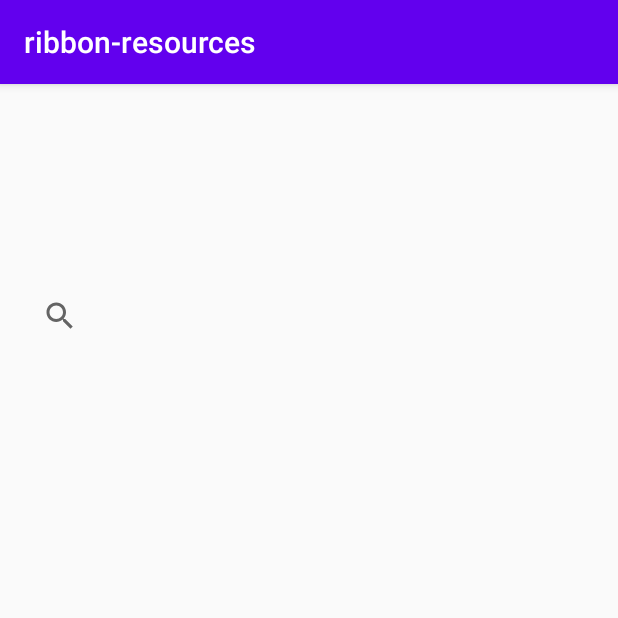
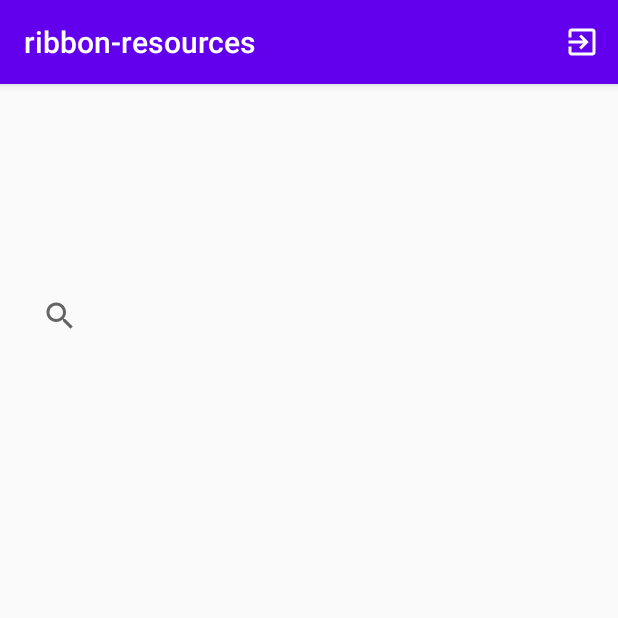
Before and after one commit to hpaulini/finalApp, an Android app: the MainActivity screen opened directly, with no data from a screen before it, item 4 of the bottom bar chosen, on a phone screen of 412 x 824 dp, the top half of it. Run offline under Robolectric (Android 15) with nearby library versions, the phone set to English and light mode, and no system bars; libraries missing offline, so code that uses them is left out: com.parse.

Commit message:
added logout topbar and functionality

```diff
--- /dev/null
+++ b/app/src/main/res/drawable/ic_baseline_exit_to_app_24.xml
@@ -0,0 +1,10 @@
+<vector xmlns:android="http://schemas.android.com/apk/res/android"
+    android:width="24dp"
+    android:height="24dp"
+    android:viewportWidth="24"
+    android:viewportHeight="24"
+    android:tint="?attr/colorControlNormal">
+  <path
+      android:fillColor="@android:color/white"
+      android:pathData="M10.09,15.59L11.5,17l5,-5 -5,-5 -1.41,1.41L12.67,11H3v2h9.67l-2.58,2.59zM19,3H5c-1.11,0 -2,0.9 -2,2v4h2V5h14v14H5v-4H3v4c0,1.1 0.89,2 2,2h14c1.1,0 2,-0.9 2,-2V5c0,-1.1 -0.9,-2 -2,-2z"/>
+</vector>
--- a/app/src/main/res/layout/fragment_profile.xml
+++ b/app/src/main/res/layout/fragment_profile.xml
@@ -25,7 +25,6 @@
         android:layout_marginStart="0dp"
         android:layout_marginTop="0dp"
         android:layout_toEndOf="@+id/ivProfile"
-        android:text="Helen"
         tools:text="Helen" />
 
     <TextView
--- /dev/null
+++ b/app/src/main/res/menu/logout_menu.xml
@@ -0,0 +1,11 @@
+<?xml version="1.0" encoding="utf-8"?>
+<menu xmlns:app="http://schemas.android.com/apk/res-auto"
+    xmlns:android="http://schemas.android.com/apk/res/android">
+
+    <item
+        android:id="@+id/logout"
+        android:icon="@drawable/ic_baseline_exit_to_app_24"
+        android:title="logout"
+        app:showAsAction="always" />
+
+</menu>
```
Also changed, not shown: app/src/main/java/com/helenpaulini/ribbon_resources/MainActivity.java (+26 -0 lines).
